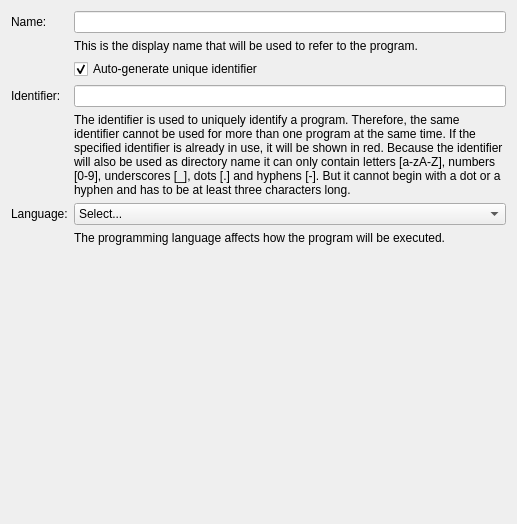
This is src/brickv/plugin_system/plugins/red/ui/program_page_general.ui in Tinkerforge/brickv as Qt 5 draws it before an edit. The edited form follows.
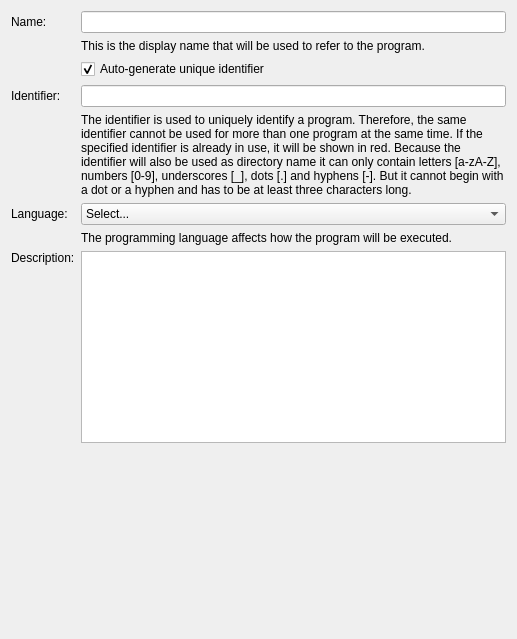
This is the edited form.

Commit message: red-brick: Add description field for programs

```diff
--- a/src/brickv/plugin_system/plugins/red/ui/program_page_general.ui
+++ b/src/brickv/plugin_system/plugins/red/ui/program_page_general.ui
@@ -7,7 +7,7 @@
     <x>0</x>
     <y>0</y>
     <width>517</width>
-    <height>524</height>
+    <height>639</height>
    </rect>
   </property>
   <property name="windowTitle">
@@ -154,6 +154,22 @@
        </property>
       </widget>
      </item>
+     <item row="7" column="1">
+      <widget class="QPlainTextEdit" name="text_description"/>
+     </item>
+     <item row="7" column="0">
+      <widget class="QLabel" name="label_description">
+       <property name="text">
+        <string>Description:</string>
+       </property>
+       <property name="alignment">
+        <set>Qt::AlignLeading|Qt::AlignLeft|Qt::AlignTop</set>
+       </property>
+       <property name="buddy">
+        <cstring>text_description</cstring>
+       </property>
+      </widget>
+     </item>
     </layout>
    </item>
    <item>
```
Left out of the diff: 1 changed line with no effect on the pictures. The commit also changes 5 other files.
